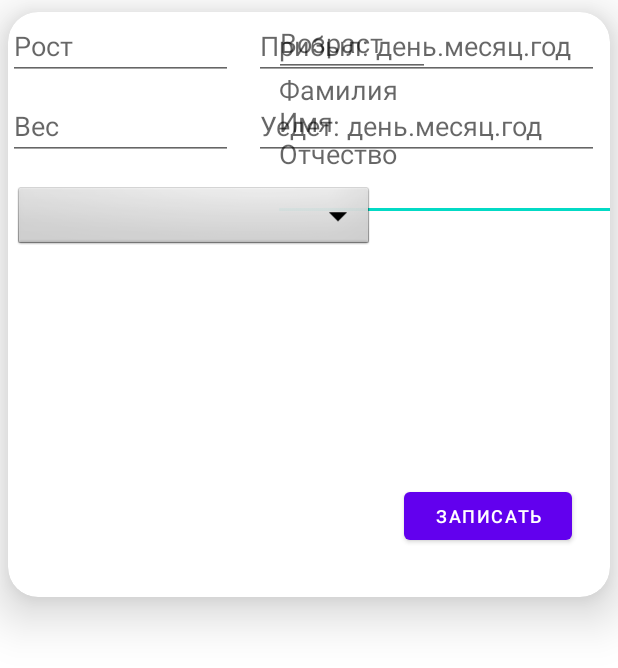
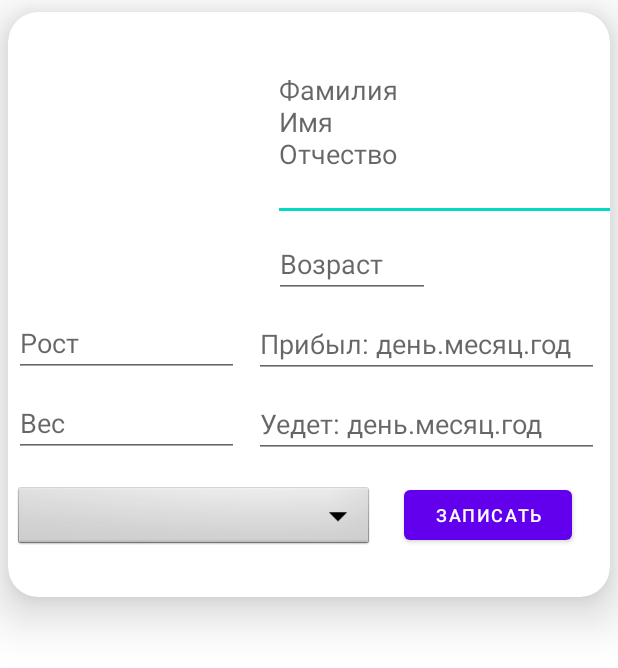
Before and after one commit to downwine/Pisos, an Android app: the fragment CardsFragment shown on its own in the app's theme, after a tap on an icon or button, on a phone screen of 412 x 824 dp. Shown: the top 668 px of the screen. Run offline under Robolectric (Android 15) with nearby library versions, the phone set to English and light mode, and no system bars; our stand-ins replace Firebase (no records; nobody signed in at launch, a user with empty details on screens opened directly).

Commit message:
осталась только ошибка с перекличкой

```diff
--- a/app/src/main/java/com/example/myapplication/ui/cards/CardsFragment.java
+++ b/app/src/main/java/com/example/myapplication/ui/cards/CardsFragment.java
@@ -61,9 +61,6 @@ public class CardsFragment extends Fragment {
         mFab.setOnClickListener(new View.OnClickListener() {
             @Override
             public void onClick(View view) {
-                Snackbar.make(view, "Here's a Snackbar", Snackbar.LENGTH_LONG)
-                        .setAction("Action", null).show();
-
                 Intent myIntent = new Intent(view.getContext(), WriteActivity.class);
                 myIntent.setFlags(Intent.FLAG_ACTIVITY_NEW_TASK);
                 startActivity(myIntent);
@@ -75,28 +72,16 @@ public class CardsFragment extends Fragment {
 
     private void setInitialData(){
 
-//        cards.add(new CardDataModel ("Ильинский Егор Максимович", "26 лет",
-//                "163 см", "65 кг", R.drawable.andrew));
-//        cards.add(new CardDataModel ("Сотников Демьян Тимофеевич", "19 лет",
-//                "175 см", "57 кг",R.drawable.anton));
-//        cards.add(new CardDataModel ("Самойлов Сергей Ильич", "30 лет",
-//                "188 см", "92 кг", R.drawable.sasha));
-//        cards.add(new CardDataModel ("Серов Давид Матвеевич", "45 лет",
-//                "192 см", "88 кг", R.drawable.ivan));
-//        cards.add(new CardDataModel ("Серов Марк Михайлович", "37 лет",
-//                "181 см", "90 кг", R.drawable.kolya));
-
-        String id = dbPrisoner.getKey();
-        String name =  "Васильева- Куприянова София Олеговна";
-        Integer age = 20;
-        Double height = 1.78;
-        Double weight = 100.78;
-        Date welcome = new Date(2022, 01, 01);
-        Date bye = new Date(2023, 01, 01);
-        CrimCase crim_case = new CrimCase("украл", "Вор");
-        Prisoner newPrisoner = new Prisoner(name, age, height, weight, id, welcome, bye, crim_case.name);
-        dbPrisoner.push().setValue(newPrisoner);
-
+//        String id = dbPrisoner.getKey();
+//        String name =  "Васильева- Куприянова София Олеговна";
+//        Integer age = 20;
+//        Double height = 1.78;
+//        Double weight = 100.78;
+//        Date welcome = new Date(2022, 01, 01);
+//        Date bye = new Date(2023, 01, 01);
+//        CrimCase crim_case = new CrimCase("украл", "Вор");
+//        Prisoner newPrisoner = new Prisoner(name, age, height, weight, id, welcome, bye, crim_case.name);
+//        dbPrisoner.push().setValue(newPrisoner);
 
     }
 
@@ -109,13 +94,13 @@ public class CardsFragment extends Fragment {
                 for(DataSnapshot ds : snapshot.getChildren())
                 {
                     Prisoner prisoner = ds.getValue(Prisoner.class);
-                    if (prisoner == null) //ДИАЛОГИ ТЕТ А ТЕТ ДО УТРА ЗА ЖИЛИ БЫЛИ
-                    {
-                        getEmptyLayout();
-                        break;
-                    }
                     prisoners.add(new CardDataModel (prisoner.id_criminal_Crim_case, prisoner.name, prisoner.age,
                             prisoner.height, prisoner.weight, prisoner.welcome, prisoner.bye));
+                }
+                if (prisoners.size() == 0) {
+                    Intent myIntent = new Intent(getContext(), WriteActivity.class);
+                    myIntent.setFlags(Intent.FLAG_ACTIVITY_NEW_TASK);
+                    startActivity(myIntent);
                 }
                 adapter.notifyDataSetChanged();
             }
@@ -127,11 +112,6 @@ public class CardsFragment extends Fragment {
         };
         dbPrisoner.addValueEventListener(vListener);
     }
-
-    private void getEmptyLayout() {
-
-    }
-
 
 //    private View.OnClickListener clickListener = new View.OnClickListener() {
 //        @Override
--- a/app/src/main/java/com/example/myapplication/write/WriteActivity.java
+++ b/app/src/main/java/com/example/myapplication/write/WriteActivity.java
@@ -15,6 +15,7 @@ import androidx.appcompat.app.AppCompatActivity;
 import com.example.myapplication.R;
 import com.example.myapplication.entities.CrimCase;
 import com.example.myapplication.entities.Prisoner;
+import com.example.myapplication.ui.cards.CardsFragment;
 import com.google.android.gms.common.util.ArrayUtils;
 import com.google.firebase.database.DataSnapshot;
 import com.google.firebase.database.DatabaseError;
@@ -48,12 +49,6 @@ public class WriteActivity extends AppCompatActivity {
         System.out.println(Arrays.toString(crim_cases));
         Intent i = getIntent();
     }
-
-//    @Override
-//    protected void onStart() {
-//        super.onStart();
-//        init();
-//    }
 
     private void init() {
         spinner = findViewById(R.id.spinner);
@@ -99,6 +94,9 @@ public class WriteActivity extends AppCompatActivity {
             edWeight.getText().clear();
             edWelcome.getText().clear();
             edBye.getText().clear();
+            adapter.clear(); // clear items
+            adapter.notifyDataSetChanged(); // update spinner view
+
             Toast.makeText(getApplicationContext(), "Данные записаны", Toast.LENGTH_SHORT).show();
         }
 
--- a/app/src/main/res/layout/filling_card.xml
+++ b/app/src/main/res/layout/filling_card.xml
@@ -46,6 +46,7 @@
             android:id="@+id/age_ed"
             android:layout_width="104dp"
             android:layout_height="43dp"
+            android:layout_marginTop="8dp"
             android:layout_marginStart="172dp"
             android:layout_marginEnd="120dp"
             android:ems="10"
@@ -55,7 +56,7 @@
             app:layout_constraintEnd_toEndOf="parent"
             app:layout_constraintHorizontal_bias="0.0"
             app:layout_constraintStart_toStartOf="@+id/prisoner_ed"
-            tools:layout_editor_absoluteY="147dp" />
+            app:layout_constraintTop_toBottomOf="@+id/fio_ed" />
 
         <EditText
             android:id="@+id/height_ed"
@@ -63,30 +64,34 @@
             android:layout_height="45dp"
             android:ems="10"
             android:hint="Рост"
+            android:layout_marginTop="8dp"
+            android:layout_marginLeft="4dp"
             android:textColor="@color/black"
-            tools:layout_editor_absoluteX="5dp"
-            tools:layout_editor_absoluteY="199dp" />
+            app:layout_constraintStart_toStartOf="parent"
+            app:layout_constraintTop_toBottomOf="@+id/prisoner_ed" />
 
         <EditText
             android:id="@+id/weight_ed"
             android:layout_width="150dp"
             android:layout_height="45dp"
             android:layout_marginTop="8dp"
+            android:layout_marginLeft="4dp"
             android:ems="10"
             android:hint="Вес"
             android:textColor="@color/black"
-            app:layout_constraintTop_toBottomOf="@+id/height_ed"
-            tools:layout_editor_absoluteX="5dp" />
+            app:layout_constraintStart_toStartOf="parent"
+            app:layout_constraintTop_toBottomOf="@+id/height_ed" />
 
         <EditText
             android:id="@+id/welcome_ed"
             android:layout_width="230dp"
+            android:layout_marginTop="8dp"
             android:layout_height="45dp"
             android:layout_marginStart="164dp"
             android:hint="Прибыл: день.месяц.год"
             android:textColor="@color/black"
             app:layout_constraintStart_toStartOf="parent"
-            tools:layout_editor_absoluteY="199dp" />
+            app:layout_constraintTop_toBottomOf="@+id/age_ed" />
 
         <EditText
             android:id="@+id/bye_ed"
@@ -106,9 +111,9 @@
             android:layout_width="240dp"
             android:layout_height="45dp"
             android:layout_marginStart="4dp"
-            android:layout_marginTop="16dp"
+            android:layout_marginTop="17dp"
             android:background="@android:drawable/btn_dropdown"
-            android:hint="Статья"
+
             android:spinnerMode="dropdown"
             app:layout_constraintStart_toStartOf="parent"
             app:layout_constraintTop_toBottomOf="@+id/bye_ed" />
@@ -116,7 +121,7 @@
         <Button
             android:id="@+id/buttonWrite"
             android:layout_width="112dp"
-            android:layout_height="44dp"
+            android:layout_height="45dp"
             android:onClick="onClickWrite"
             android:text="Записать"
             android:textSize="12sp"
```
Also changed, not shown: app/src/main/java/com/example/myapplication/MainActivity.java (+1 -34 lines).
